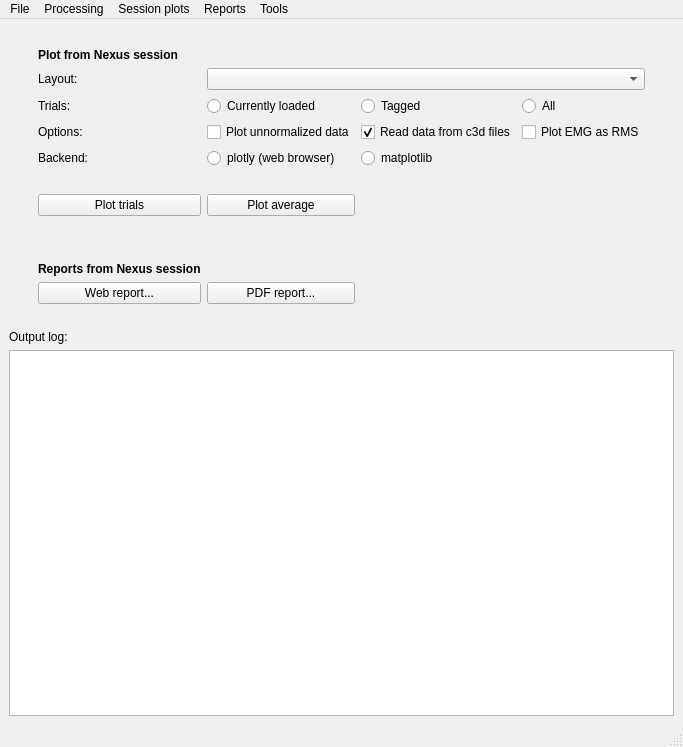
Above: gaitutils/gui/gaitmenu.ui from NCH-Motion-Laboratory/gaitutils before the change. Below: the same form after it.
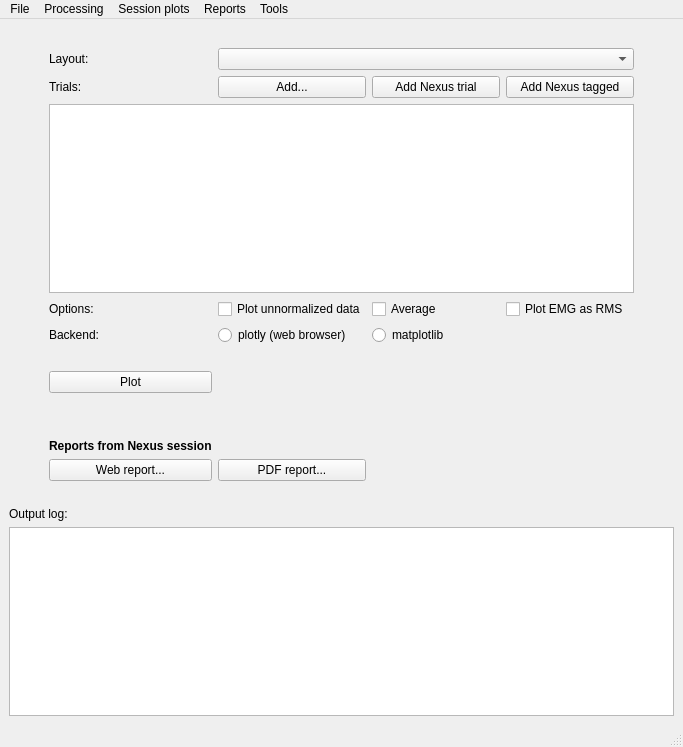
That is the form after the change. Custom widgets are drawn as their Qt base class.

Commit message: wip: controversial new trials dialog

The edit to the form file:
```diff
--- a/gaitutils/gui/gaitmenu.ui
+++ b/gaitutils/gui/gaitmenu.ui
@@ -33,88 +33,51 @@
     </item>
     <item>
      <layout class="QGridLayout" name="gridLayout">
-      <item row="3" column="1">
-       <widget class="QLabel" name="label_8">
+      <item row="10" column="1">
+       <widget class="QPushButton" name="btnPlotTrials">
         <property name="text">
-         <string>Trials:</string>
+         <string>Plot</string>
         </property>
        </widget>
       </item>
-      <item row="2" column="0">
-       <spacer name="horizontalSpacer_3">
+      <item row="9" column="2">
+       <spacer name="verticalSpacer_5">
         <property name="orientation">
-         <enum>Qt::Horizontal</enum>
+         <enum>Qt::Vertical</enum>
         </property>
         <property name="sizeType">
-         <enum>QSizePolicy::Preferred</enum>
+         <enum>QSizePolicy::Fixed</enum>
         </property>
         <property name="sizeHint" stdset="0">
          <size>
-          <width>40</width>
+          <width>10</width>
           <height>20</height>
          </size>
         </property>
        </spacer>
       </item>
-      <item row="12" column="1">
-       <widget class="QPushButton" name="btnWebReportNexus">
-        <property name="text">
-         <string>Web report...</string>
-        </property>
-       </widget>
-      </item>
-      <item row="5" column="3">
-       <widget class="QCheckBox" name="xbPlotFromC3D">
-        <property name="text">
-         <string>Read data from c3d files</string>
-        </property>
-        <property name="checked">
-         <bool>true</bool>
-        </property>
-       </widget>
-      </item>
-      <item row="5" column="4">
-       <widget class="QCheckBox" name="xbEMGRMS">
-        <property name="text">
-         <string>Plot EMG as RMS</string>
-        </property>
-        <property name="checked">
-         <bool>false</bool>
-        </property>
-       </widget>
-      </item>
-      <item row="7" column="1">
-       <widget class="QLabel" name="label">
-        <property name="text">
-         <string>Backend:</string>
-        </property>
-       </widget>
-      </item>
-      <item row="7" column="3">
-       <widget class="QRadioButton" name="rbMatplotlib">
-        <property name="text">
-         <string>matplotlib</string>
-        </property>
-        <attribute name="buttonGroup">
-         <string notr="true">buttonGroup_2</string>
-        </attribute>
-       </widget>
-      </item>
-      <item row="5" column="1">
+      <item row="6" column="1">
        <widget class="QLabel" name="label_5">
         <property name="text">
          <string>Options:</string>
         </property>
        </widget>
       </item>
-      <item row="11" column="4">
+      <item row="12" column="4">
        <widget class="QLabel" name="label_2">
         <property name="text">
          <string/>
         </property>
        </widget>
       </item>
-      <item row="10" column="1">
+      <item row="13" column="2">
+       <widget class="QPushButton" name="btnPDFReportNexus">
+        <property name="text">
+         <string>PDF report...</string>
+        </property>
+       </widget>
+      </item>
+      <item row="11" column="1">
        <spacer name="verticalSpacer_4">
         <property name="orientation">
          <enum>Qt::Vertical</enum>
@@ -130,7 +93,53 @@
         </property>
        </spacer>
       </item>
-      <item row="5" column="2">
+      <item row="1" column="0">
+       <spacer name="horizontalSpacer_3">
+        <property name="orientation">
+         <enum>Qt::Horizontal</enum>
+        </property>
+        <property name="sizeType">
+         <enum>QSizePolicy::Preferred</enum>
+        </property>
+        <property name="sizeHint" stdset="0">
+         <size>
+          <width>40</width>
+          <height>20</height>
+         </size>
+        </property>
+       </spacer>
+      </item>
+      <item row="12" column="1">
+       <widget class="QLabel" name="label_7">
+        <property name="font">
+         <font>
+          <weight>75</weight>
+          <bold>true</bold>
+         </font>
+        </property>
+        <property name="text">
+         <string>Reports from Nexus session</string>
+        </property>
+       </widget>
+      </item>
+      <item row="8" column="1">
+       <widget class="QLabel" name="label">
+        <property name="text">
+         <string>Backend:</string>
+        </property>
+       </widget>
+      </item>
+      <item row="8" column="3">
+       <widget class="QRadioButton" name="rbMatplotlib">
+        <property name="text">
+         <string>matplotlib</string>
+        </property>
+        <attribute name="buttonGroup">
+         <string notr="true">buttonGroup_2</string>
+        </attribute>
+       </widget>
+      </item>
+      <item row="6" column="2">
        <widget class="QCheckBox" name="xbPlotUnnorm">
         <property name="sizePolicy">
          <sizepolicy hsizetype="Preferred" vsizetype="Fixed">
@@ -143,7 +152,7 @@
         </property>
        </widget>
       </item>
-      <item row="7" column="2">
+      <item row="8" column="2">
        <widget class="QRadioButton" name="rbPlotly">
         <property name="text">
          <string>plotly (web browser)</string>
@@ -153,7 +162,7 @@
         </attribute>
        </widget>
       </item>
-      <item row="2" column="8">
+      <item row="1" column="8">
        <spacer name="horizontalSpacer_4">
         <property name="orientation">
          <enum>Qt::Horizontal</enum>
@@ -169,20 +178,7 @@
         </property>
        </spacer>
       </item>
-      <item row="11" column="1">
-       <widget class="QLabel" name="label_7">
-        <property name="font">
-         <font>
-          <weight>75</weight>
-          <bold>true</bold>
-         </font>
-        </property>
-        <property name="text">
-         <string>Reports from Nexus session</string>
-        </property>
-       </widget>
-      </item>
-      <item row="2" column="2" colspan="3">
+      <item row="1" column="2" colspan="3">
        <widget class="QComboBox" name="cbNexusTrialLayout">
         <property name="sizePolicy">
          <sizepolicy hsizetype="Preferred" vsizetype="Preferred">
@@ -192,92 +188,86 @@
         </property>
        </widget>
       </item>
-      <item row="1" column="1" colspan="4">
-       <widget class="QLabel" name="label_6">
-        <property name="font">
-         <font>
-          <weight>75</weight>
-          <bold>true</bold>
-         </font>
-        </property>
+      <item row="13" column="1">
+       <widget class="QPushButton" name="btnWebReportNexus">
         <property name="text">
-         <string>Plot from Nexus session</string>
+         <string>Web report...</string>
         </property>
        </widget>
       </item>
-      <item row="2" column="1">
+      <item row="1" column="1">
        <widget class="QLabel" name="label_3">
         <property name="text">
          <string>Layout:</string>
         </property>
        </widget>
       </item>
-      <item row="12" column="2">
-       <widget class="QPushButton" name="btnPDFReportNexus">
+      <item row="2" column="2">
+       <widget class="QPushButton" name="pushButton">
         <property name="text">
-         <string>PDF report...</string>
+         <string>Add...</string>
         </property>
        </widget>
       </item>
-      <item row="3" column="4">
-       <widget class="QRadioButton" name="rbAllTrials">
+      <item row="2" column="4">
+       <widget class="QPushButton" name="pushButton_3">
         <property name="text">
-         <string>All</string>
+         <string>Add Nexus tagged</string>
         </property>
         <attribute name="buttonGroup">
          <string notr="true">buttonGroup</string>
         </attribute>
        </widget>
       </item>
-      <item row="3" column="3">
-       <widget class="QRadioButton" name="rbTaggedTrials">
+      <item row="2" column="3">
+       <widget class="QPushButton" name="pushButton_2">
         <property name="text">
-         <string>Tagged</string>
+         <string>Add Nexus trial</string>
         </property>
         <attribute name="buttonGroup">
          <string notr="true">buttonGroup</string>
         </attribute>
        </widget>
       </item>
-      <item row="3" column="2">
-       <widget class="QRadioButton" name="rbCurrentTrial">
-        <property name="text">
-         <string>Currently loaded</string>
+      <item row="3" column="1" colspan="4">
+       <widget class="NiceListWidget" name="listTrials">
+        <property name="sizePolicy">
+         <sizepolicy hsizetype="Expanding" vsizetype="Expanding">
+          <horstretch>0</horstretch>
+          <verstretch>0</verstretch>
+         </sizepolicy>
         </property>
         <attribute name="buttonGroup">
          <string notr="true">buttonGroup</string>
         </attribute>
        </widget>
       </item>
-      <item row="9" column="1">
-       <widget class="QPushButton" name="btnPlotTrials">
+      <item row="2" column="1">
+       <widget class="QLabel" name="label_8">
         <property name="text">
-         <string>Plot trials</string>
+         <string>Trials:</string>
         </property>
        </widget>
       </item>
-      <item row="9" column="2">
-       <widget class="QPushButton" name="btnPlotAverage">
+      <item row="6" column="3">
+       <widget class="QCheckBox" name="xbEMGRMS_2">
         <property name="text">
-         <string>Plot average</string>
+         <string>Average</string>
         </property>
+        <property name="checked">
+         <bool>false</bool>
+        </property>
        </widget>
       </item>
-      <item row="8" column="2">
-       <spacer name="verticalSpacer_5">
-        <property name="orientation">
-         <enum>Qt::Vertical</enum>
+      <item row="6" column="4">
+       <widget class="QCheckBox" name="xbEMGRMS">
+        <property name="text">
+         <string>Plot EMG as RMS</string>
         </property>
-        <property name="sizeType">
-         <enum>QSizePolicy::Fixed</enum>
+        <property name="checked">
+         <bool>false</bool>
         </property>
-        <property name="sizeHint" stdset="0">
-         <size>
-          <width>10</width>
-          <height>20</height>
-         </size>
-        </property>
-       </spacer>
+       </widget>
       </item>
      </layout>
     </item>
@@ -495,6 +485,13 @@
    </property>
   </action>
  </widget>
+ <customwidgets>
+  <customwidget>
+   <class>NiceListWidget</class>
+   <extends>QListWidget</extends>
+   <header>gaitutils.gui.qt_widgets</header>
+  </customwidget>
+ </customwidgets>
  <resources/>
  <connections/>
  <buttongroups>
```
Left out of the diff: 9 changed lines with no effect on the pictures. The commit also changes 1 other file.
